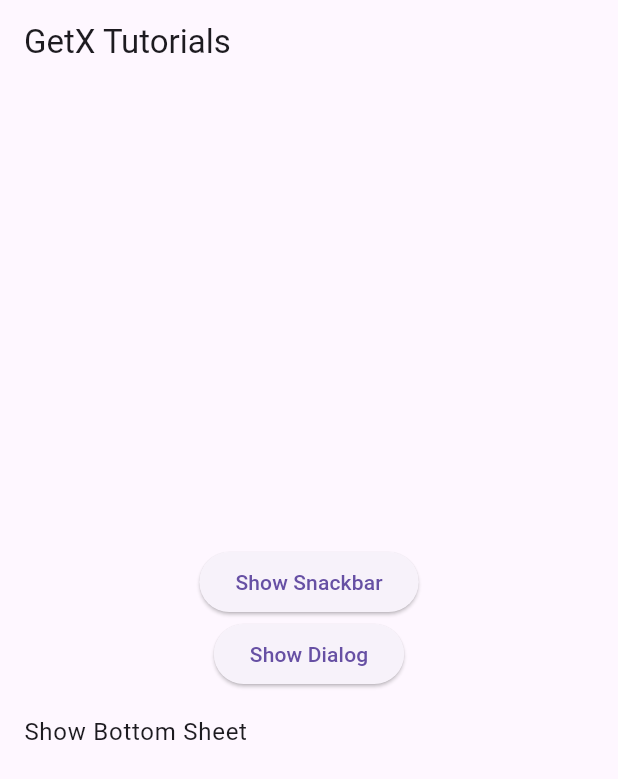
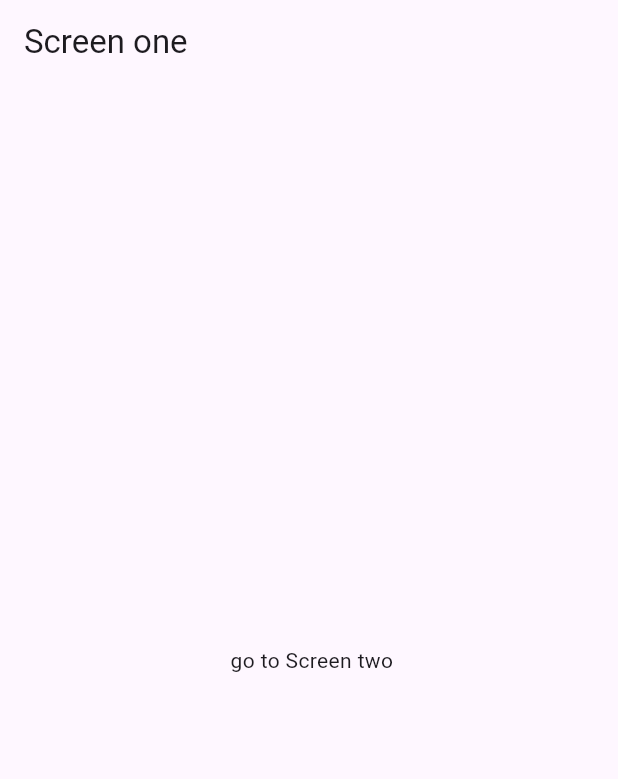
Before and after one commit to ravikumarsaini3/getx_utilities_1, a Flutter app: the screen it shows after launch, on a phone screen of 412 x 824 dp. Shown: the top 779 px of the screen. Run offline on Flutter 3.47's test engine with Material 3 defaults, Android fonts, the phone set to English and light mode, and no system bars; our stand-ins replace get.

Commit message:
navigation_routs

```diff
--- a/lib/main.dart
+++ b/lib/main.dart
@@ -1,6 +1,9 @@
 import 'package:flutter/material.dart';
 import 'package:get/get.dart';
 import 'package:getx_utilities_1/screen/home_screen.dart';
+import 'package:getx_utilities_1/screen/screen_one.dart';
+import 'package:getx_utilities_1/screen/screen_three.dart';
+import 'package:getx_utilities_1/screen/screen_two.dart';
 
 void main() {
   runApp(const MyApp());
@@ -15,7 +18,12 @@ class MyApp extends StatelessWidget {
       theme: ThemeData.light(),
       darkTheme: ThemeData.dark(),
       themeMode: ThemeMode.system, // Change this as neede
-      home: const HomeScreen(),
+      home: const ScreenOne(),
+      getPages: [
+        GetPage(name: '/screenone', page: () => const ScreenOne(),),
+        GetPage(name: '/screentwo', page: () => ScreenTwo(),),
+         GetPage(name: '/screenthree', page: () => const ScreenThree(),),
+      ],
     );
   }
 }
--- /dev/null
+++ b/lib/screen/screen_one.dart
@@ -0,0 +1,28 @@
+import 'package:flutter/material.dart';
+import 'package:get/get.dart';
+
+class ScreenOne extends StatefulWidget {
+  const ScreenOne({super.key});
+
+  @override
+  State<ScreenOne> createState() => _ScreenOneState();
+}
+
+class _ScreenOneState extends State<ScreenOne> {
+  @override
+  Widget build(BuildContext context) {
+    return Scaffold(
+      appBar: AppBar(
+        title: const Text('Screen one '),
+      ),
+      body: InkWell(
+        onTap: () {
+          Get.toNamed('/screentwo', arguments: ['Ravi', 'saini']);
+        },
+        child: const Center(
+          child: Text('  go to Screen two '),
+        ),
+      ),
+    );
+  }
+}
```
Also changed, not shown: lib/screen/screen_three.dart (added, +32 -0 lines), lib/screen/screen_two.dart (added, +30 -0 lines).
